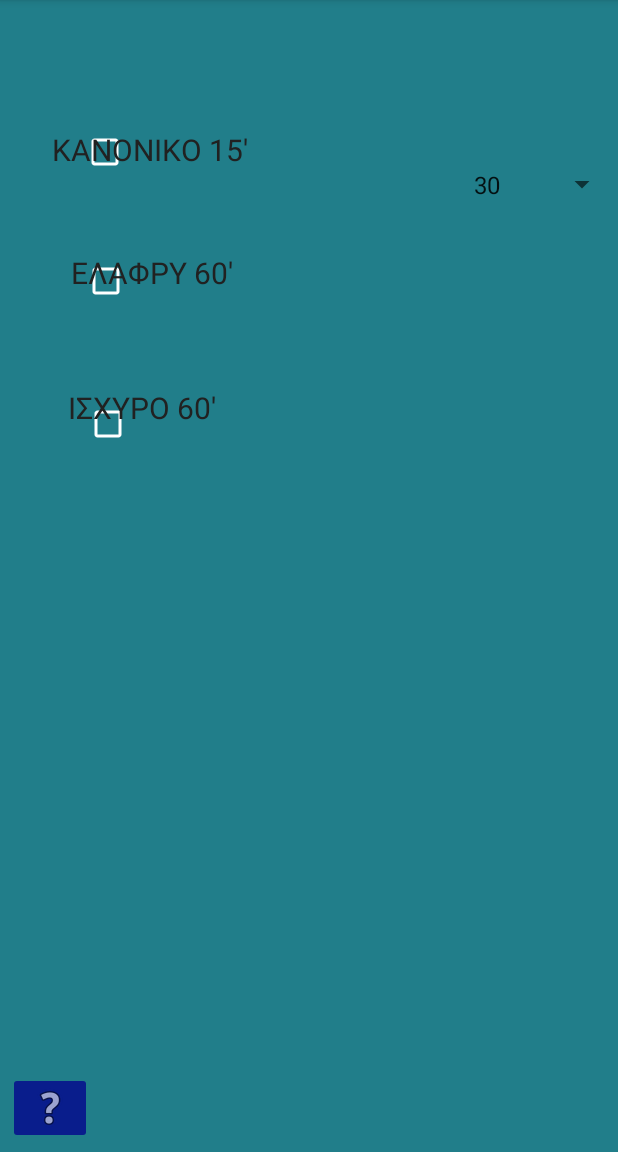
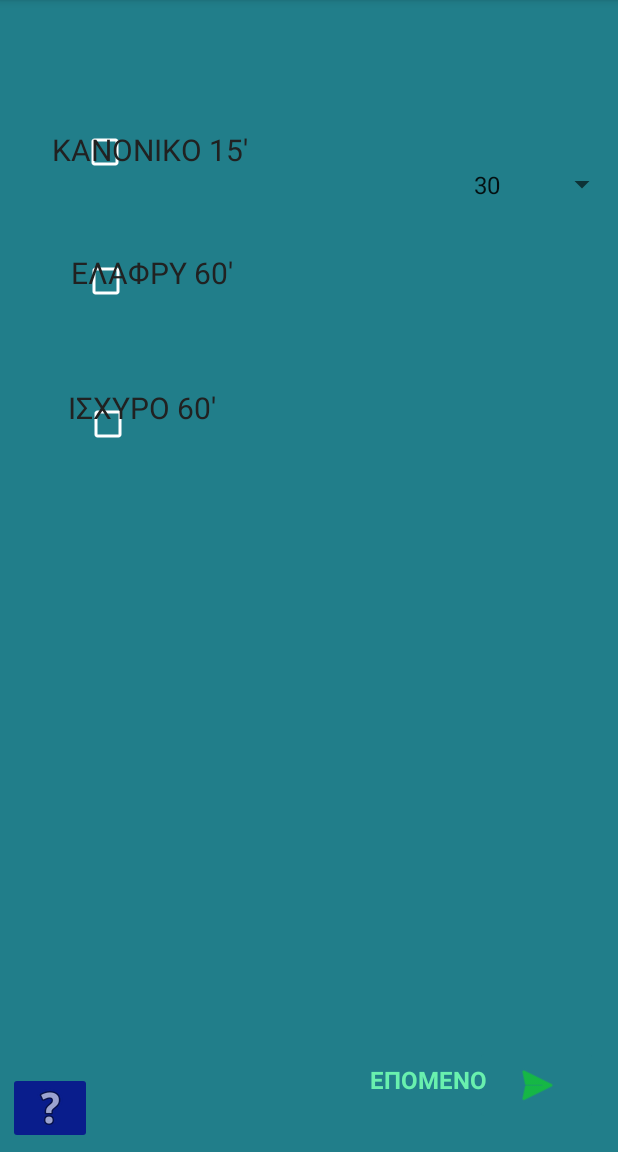
Before and after one commit to marina-sam14/Washing-Machine-UI, an Android app: the FirstFragment screen opened directly, with no data from a screen before it, on a phone screen of 412 x 824 dp, the part 84-1236 px from its top. Run offline under Robolectric (Android 15) with nearby library versions, the phone set to English and light mode, and no system bars.

Commit message:
Program Selection is done

```diff
--- a/src/app/src/main/res/layout/fragment_first.xml
+++ b/src/app/src/main/res/layout/fragment_first.xml
@@ -27,17 +27,17 @@
 
     <TextView
         android:id="@+id/date"
-        android:layout_width="260dp"
-        android:layout_height="wrap_content"
+        android:layout_width="205dp"
+        android:layout_height="29dp"
         android:layout_alignParentStart="true"
         android:layout_alignParentTop="true"
         android:layout_alignParentEnd="true"
         android:layout_alignParentBottom="true"
 
-        android:layout_marginStart="4dp"
-        android:layout_marginTop="1dp"
-        android:layout_marginEnd="556dp"
-        android:layout_marginBottom="371dp"
+        android:layout_marginStart="-3dp"
+        android:layout_marginTop="-3dp"
+        android:layout_marginEnd="529dp"
+        android:layout_marginBottom="385dp"
         android:textSize="25sp"
         app:layout_constraintStart_toStartOf="parent" />
 
@@ -247,12 +247,10 @@
         android:id="@+id/imageButton"
         android:layout_width="82dp"
         android:layout_height="53dp"
-        android:layout_alignParentStart="true"
         android:layout_alignParentEnd="true"
         android:layout_alignParentBottom="true"
-        android:layout_marginStart="631dp"
-        android:layout_marginEnd="17dp"
-        android:layout_marginBottom="21dp"
+        android:layout_marginEnd="13dp"
+        android:layout_marginBottom="18dp"
         android:backgroundTint="#217E8A"
         android:contentDescription="TODO"
         app:srcCompat="@android:drawable/ic_menu_send"
@@ -263,14 +261,10 @@
         android:id="@+id/next"
         android:layout_width="wrap_content"
         android:layout_height="56dp"
-        android:layout_alignEnd="@+id/next"
-        android:layout_alignParentStart="true"
-        android:layout_alignParentTop="true"
+        android:layout_alignParentEnd="true"
         android:layout_alignParentBottom="true"
-        android:layout_marginStart="575dp"
-        android:layout_marginTop="351dp"
-        android:layout_marginEnd="0dp"
-        android:layout_marginBottom="4dp"
+        android:layout_marginEnd="87dp"
+        android:layout_marginBottom="3dp"
         android:text="@string/next"
         android:textAlignment="center"
         android:textColor="#69F0AE"
```
